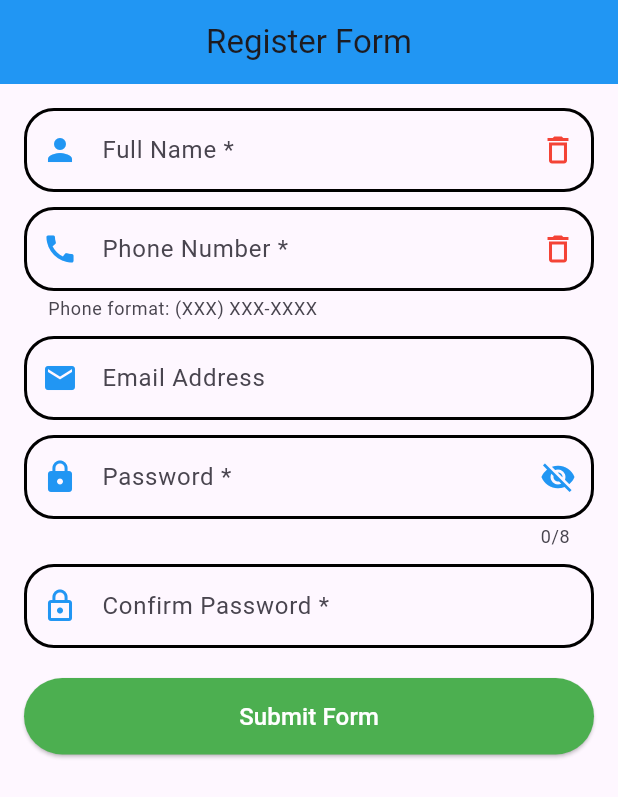
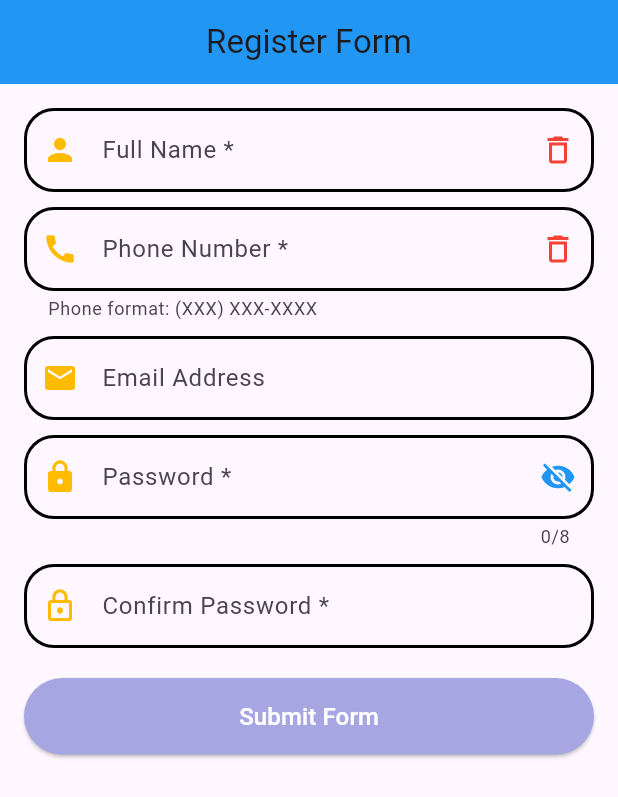
Before and after one commit to Liapp009/lab_7, a Flutter app: the screen it shows after launch, on a phone screen of 412 x 824 dp. Shown: the top 797 px of the screen. Run offline on Flutter 3.47's test engine with Material 3 defaults, Android fonts, the phone set to English and light mode, and no system bars; our stand-ins replace easy_localization.

Commit message:
Add home.dart

```diff
--- /dev/null
+++ b/lib/constant/app_colors.dart
@@ -0,0 +1,9 @@
+import 'dart:ui';
+
+class AppColors {
+  static const Color secondary = Color(0xFFFFBB00);
+  static const Color tretiary = Color(0xFFA6A6E3);
+  static const Color gray = Color(0xFF606060);
+  static const Color inactive = Color(0xFFBDBDBD);
+  static const Color confirmed = Color(0xFF27AE60);
+}
--- /dev/null
+++ b/lib/home.dart
@@ -0,0 +1,2 @@
+import 'package:flutter/material.dart';
+import 'package:easy_localization/easy_l'
--- a/lib/main.dart
+++ b/lib/main.dart
@@ -1,5 +1,6 @@
 import 'package:flutter/material.dart';
 import 'package:flutter/services.dart';
+import 'package:lab_7/constant/app_colors.dart';
 
 void main() => runApp(const MyApp());
 
@@ -73,7 +74,7 @@ class _RegistrationPageState extends State<RegistrationPage> {
 
   String? _validatePhone(String? v) {
     if (v == null || v.trim().isEmpty) return 'Phone number is required';
-    // (XXX) XXX-XXXX format check
+
     final phoneRegex = RegExp(r'^\(\d{3}\)\s\d{3}-\d{4}$');
     if (!phoneRegex.hasMatch(v.trim())) {
       return 'Phone must be in format: (XXX) XXX-XXXX';
@@ -120,7 +121,8 @@ class _RegistrationPageState extends State<RegistrationPage> {
       labelText: label,
       hintText: hint,
       helperText: helper,
-      prefixIcon: prefix != null ? Icon(prefix, color: Colors.blue) : null,
+      prefixIcon:
+          prefix != null ? Icon(prefix, color: AppColors.secondary) : null,
       suffixIcon: suffix,
       enabledBorder: OutlineInputBorder(
         borderRadius: const BorderRadius.all(Radius.circular(20.0)),
@@ -236,7 +238,7 @@ class _RegistrationPageState extends State<RegistrationPage> {
             const SizedBox(height: 20),
             ElevatedButton(
               style: ElevatedButton.styleFrom(
-                backgroundColor: Colors.green,
+                backgroundColor: AppColors.tretiary,
                 padding: const EdgeInsets.symmetric(vertical: 14),
               ),
               onPressed: _submitForm,
```
Also changed, not shown: lib/constant/text_styles_value.dart (added, +26 -0 lines).
